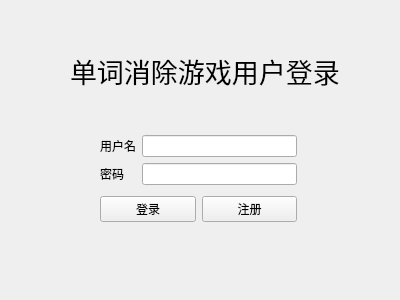
Above: login.ui from yts1999/word-elimination before the change. Below: the same form after it.
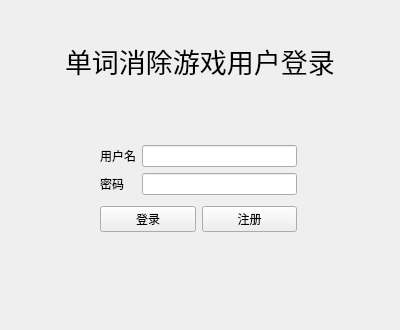
That is the form after the change.

Commit message: modify login register

Diff of the .ui file:
```diff
--- a/login.ui
+++ b/login.ui
@@ -7,7 +7,7 @@
     <x>0</x>
     <y>0</y>
     <width>400</width>
-    <height>300</height>
+    <height>330</height>
    </rect>
   </property>
   <property name="windowTitle">
@@ -17,7 +17,7 @@
    <property name="geometry">
     <rect>
      <x>100</x>
-     <y>130</y>
+     <y>140</y>
      <width>197</width>
      <height>99</height>
     </rect>
@@ -74,8 +74,8 @@
   <widget class="QLabel" name="label_3">
    <property name="geometry">
     <rect>
-     <x>70</x>
-     <y>50</y>
+     <x>65</x>
+     <y>40</y>
      <width>270</width>
      <height>41</height>
     </rect>
```
Left out of the diff: 12 changed lines with no effect on the pictures. The commit also changes 9 other files.
